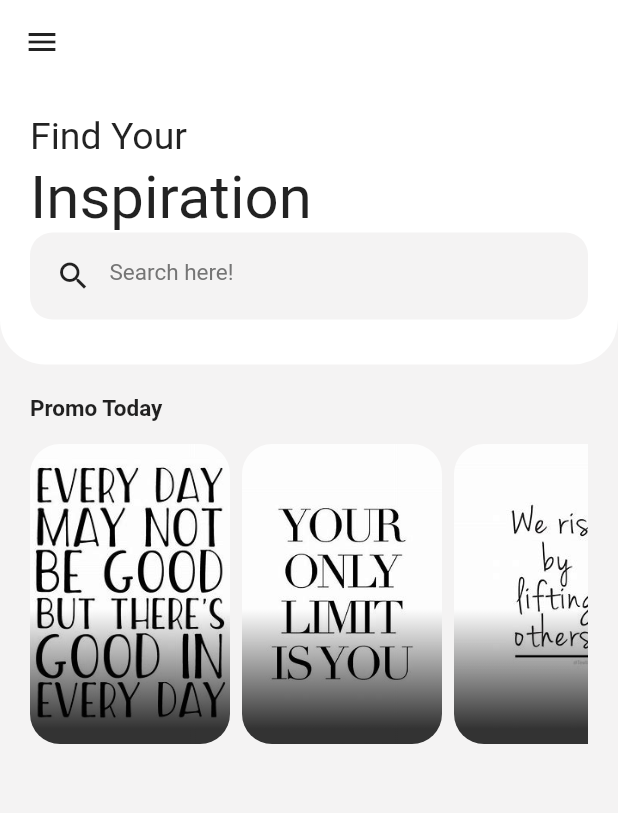
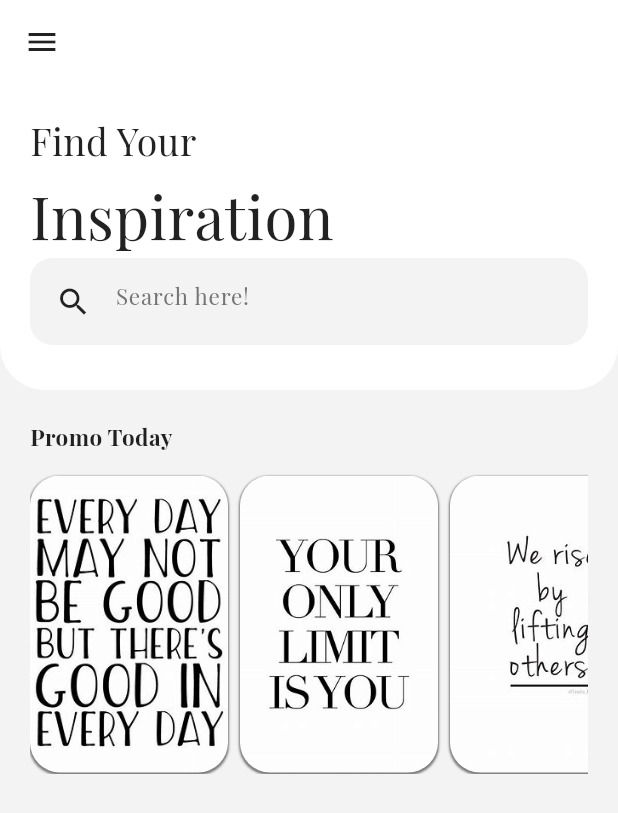
Before and after one commit to NkwiCyril/application_ui, a Flutter app: the screen it shows after launch, on a phone screen of 412 x 824 dp. Shown: the top 813 px of the screen. Run offline on Flutter 3.47's test engine with Material 2 defaults, Android fonts, the phone set to English and light mode, and no system bars; our stand-ins replace google_fonts.

Commit message:
modifications on image strings

```diff
--- a/inspiration_app/lib/main.dart
+++ b/inspiration_app/lib/main.dart
@@ -1,4 +1,5 @@
 import 'package:flutter/material.dart';
+import 'package:google_fonts/google_fonts.dart';
 import 'package:inspiration_app/pages/homepage.dart';
 
 void main() {
@@ -10,9 +11,17 @@ class MyApp extends StatelessWidget {
 
   @override
   Widget build(BuildContext context) {
-    return const MaterialApp(
+    return MaterialApp(
       debugShowCheckedModeBanner: false,
-      home: HomePage(),
+      home: const HomePage(),
+      theme: ThemeData(
+        useMaterial3: true,
+        colorScheme: ColorScheme.fromSeed(
+          seedColor: const Color.fromARGB(255, 0, 0, 0),
+          brightness: Brightness.dark,
+        ),
+        textTheme: GoogleFonts.playfairDisplayTextTheme(),
+      ),
     );
   }
 }
--- a/inspiration_app/lib/widgets/card.dart
+++ b/inspiration_app/lib/widgets/card.dart
@@ -11,25 +11,33 @@ class PromoCard extends StatelessWidget {
       aspectRatio: 2 / 3,
       child: Container(
         decoration: BoxDecoration(
+          boxShadow: [
+            BoxShadow(
+              color: Colors.black.withOpacity(0.5),
+              spreadRadius: .5,
+              blurRadius: .5,
+              offset: const Offset(0, 1),
+            ),
+          ],
           borderRadius: BorderRadius.circular(20),
           image: DecorationImage(
             fit: BoxFit.cover,
             image: AssetImage(image),
           ),
         ),
-        child: Container(
-          decoration: BoxDecoration(
-          borderRadius: BorderRadius.circular(20),
-            gradient: LinearGradient(
-            colors: [
-              Colors.black.withOpacity(.8),
-              Colors.black.withOpacity(0),
-            ],
-            begin: Alignment.bottomRight,
-            stops: const [0.1, 0.9]
-          ),
-          ),
-        ),
+        // child: Container(
+        //   decoration: BoxDecoration(
+        //   borderRadius: BorderRadius.circular(20),
+        //     gradient: LinearGradient(
+        //     colors: [
+        //       Colors.black.withOpacity(.8),
+        //       Colors.black.withOpacity(0),
+        //     ],
+        //     begin: Alignment.bottomRight,
+        //     stops: const [0.1, 0.9]
+        //   ),
+        //   ),
+        // ),
       ),
     );
   }
--- a/inspiration_app/lib/widgets/card_list.dart
+++ b/inspiration_app/lib/widgets/card_list.dart
@@ -10,6 +10,9 @@ class PromoCardList extends StatelessWidget {
       height: 200,
       decoration: const BoxDecoration(),
       child: ListView(
+          padding: const EdgeInsets.symmetric(
+            vertical: 1,
+          ),
           scrollDirection: Axis.horizontal,
           children: const [
             PromoCard(image: 'assets/images/one.jpg'),
@@ -32,8 +35,7 @@ class PromoCardList extends StatelessWidget {
             SizedBox(
               width: 8,
             ),
-        ]
-      ),
+          ]),
     );
   }
 }
```
Lines whose indentation alone changed are shown as unchanged.
